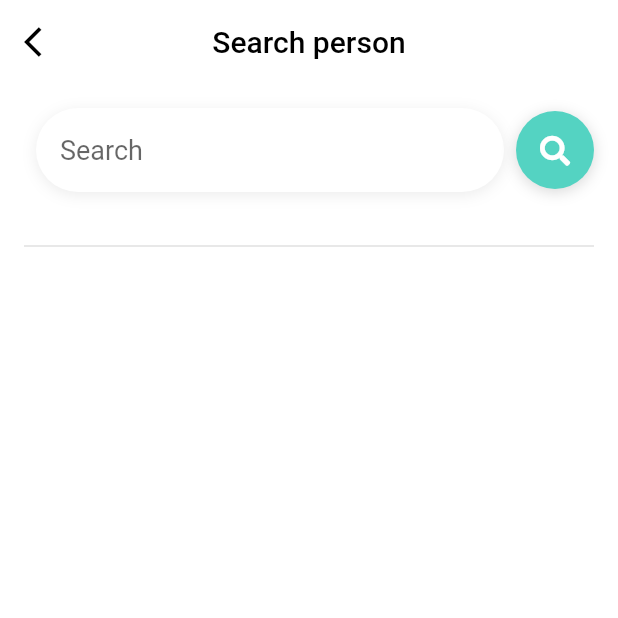
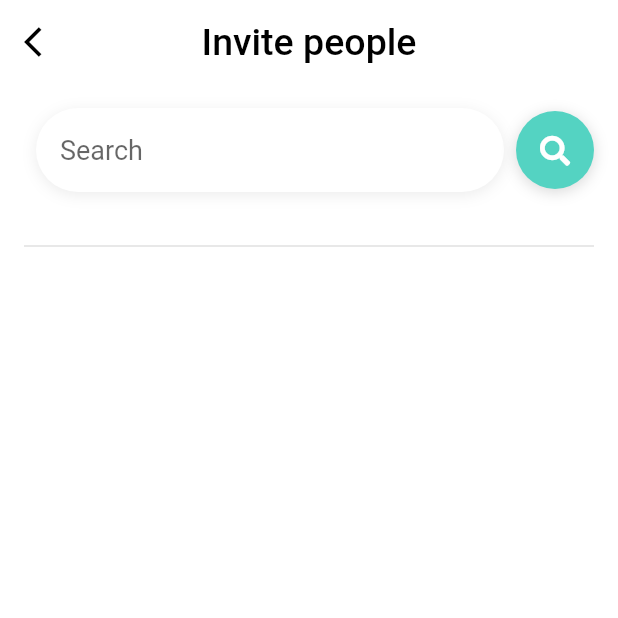
Before and after one commit to Andrei250/HackITALL-project, a Flutter app: the SearchPerson screen opened by its route, on a phone screen of 412 x 824 dp, the top half of it. Run offline on Flutter 3.47's test engine with Material 2 defaults, Android fonts, the phone set to English and light mode, and no system bars; our stand-ins replace cloud_firestore, firebase_auth, firebase_core, flutter_svg, font_awesome_flutter, progress_state_button and 1 more; accounts and stored records are empty; Roboto replaces fonts that are missing (quicksand).

Commit message:
working invite

```diff
--- a/lib/find_persons/search_person.dart
+++ b/lib/find_persons/search_person.dart
@@ -47,8 +47,12 @@ class _SearchPersonState extends State<SearchPerson> {
   Widget build(BuildContext context) {
     return Scaffold(
       backgroundColor: AppTheme.lightColor,
+      resizeToAvoidBottomInset: false,
       appBar: AppBar(
-        title: Text('Search person', style: TextStyle(color: Colors.black),),
+        title: Text(
+          'Invite people',
+          style: TextStyle(color: Colors.black, fontSize: 25),
+        ),
         centerTitle: true,
         backgroundColor: Colors.white,
         leading: IconButton(
--- a/lib/models/category.dart
+++ b/lib/models/category.dart
@@ -20,6 +20,7 @@ class Category {
       lessonCount: 24,
       money: 25,
       rating: 4.3,
+
     ),
     Category(
       imagePath: 'assets/design_course/interFace2.png',
--- a/lib/routes.dart
+++ b/lib/routes.dart
@@ -29,7 +29,7 @@ class Routing {
       case '/rooms':
         return CustomRoute(builder: (_) => Rooms(data: settings.arguments,));
         break;
-      case '/search_persons':
+      case '/search_people':
         return CustomRoute(builder: (_) => SearchPerson());
         break;
       case '/notifications':
```
Also changed, not shown: lib/hotel_booking/info_screen.dart (+38 -13 lines), pubspec.lock.
